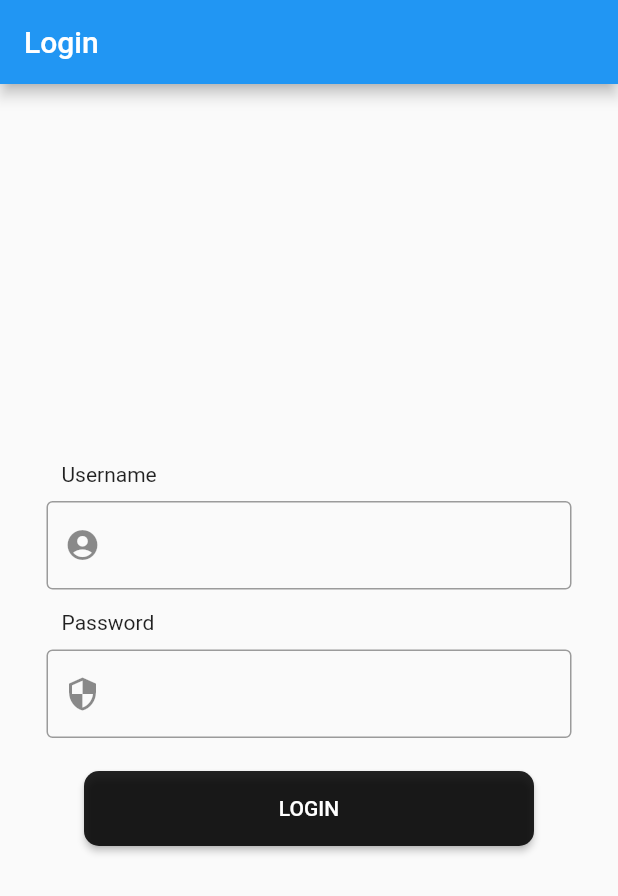
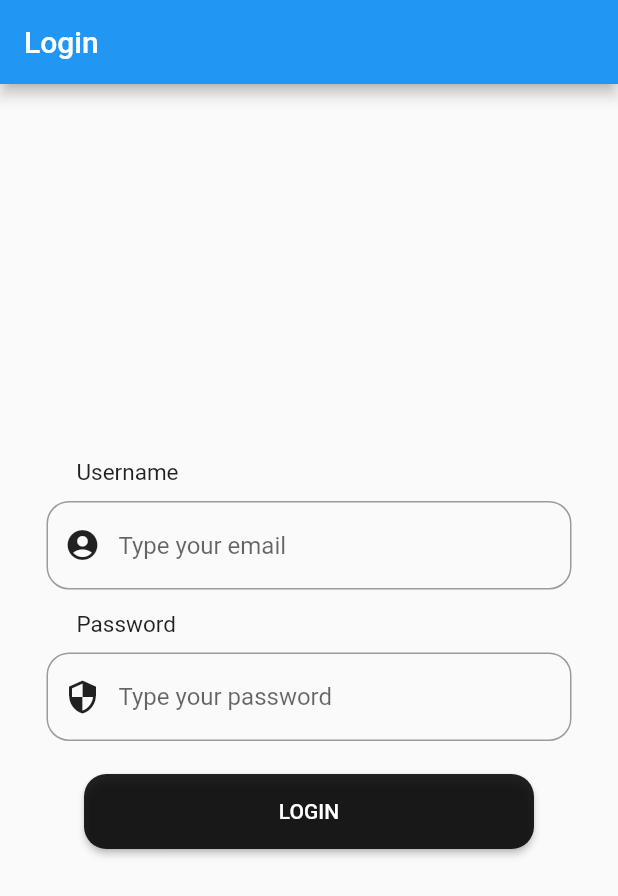
Before and after one commit to TeodorBirghisan/vot_senat_client, a Flutter app: the screen it shows after launch, on a phone screen of 412 x 824 dp. Shown: the top 896 px of the screen. Run offline on Flutter 3.47's test engine with Material 2 defaults, Android fonts, the phone set to English and light mode, and no system bars; our stand-ins replace flutter_bloc.

Commit message:
Style changes

```diff
--- a/lib/pages/login_page.dart
+++ b/lib/pages/login_page.dart
@@ -51,7 +51,7 @@ class LoginFormState extends State<LoginForm> {
                     fixedSize: const Size(300, 50),
                     primary: Colors.black87,
                     shape: RoundedRectangleBorder(
-                        borderRadius: BorderRadius.circular(10))),
+                        borderRadius: BorderRadius.circular(15))),
                 onPressed: () {
                   if (_formKey.currentState!.validate()) {
                     ScaffoldMessenger.of(context).showSnackBar(
--- a/lib/widgets/login/login_input.dart
+++ b/lib/widgets/login/login_input.dart
@@ -14,19 +14,29 @@ class LoginInputFied extends StatelessWidget {
         margin: const EdgeInsets.symmetric(vertical: 2),
         child: Column(crossAxisAlignment: CrossAxisAlignment.start, children: [
           Padding(
-              padding: const EdgeInsets.symmetric(vertical: 10, horizontal: 10),
+              padding: const EdgeInsets.symmetric(vertical: 10, horizontal: 20),
               child: Text(
                 title,
-                style: const TextStyle(fontSize: 14),
+                style: const TextStyle(fontSize: 15),
               )),
           TextFormField(
-              decoration: InputDecoration(
+            decoration: InputDecoration(
+                hintText: isPassword ? 'Type your password' : 'Type your email',
                 prefixIcon: isPassword
-                    ? const Icon(Icons.security)
-                    : const Icon(Icons.account_circle_rounded),
-                border: const OutlineInputBorder(),
-              ),
-              validator: checkEmptyField),
+                    ? const Icon(
+                        Icons.security,
+                        color: Colors.black87,
+                      )
+                    : const Icon(Icons.account_circle_rounded,
+                        color: Colors.black87),
+                border:
+                    OutlineInputBorder(borderRadius: BorderRadius.circular(15)),
+                focusedBorder: OutlineInputBorder(
+                    borderRadius: BorderRadius.circular(15),
+                    borderSide: const BorderSide(color: Colors.black87))),
+            validator: checkEmptyField,
+            obscureText: isPassword,
+          ),
         ]));
   }
 }
```
